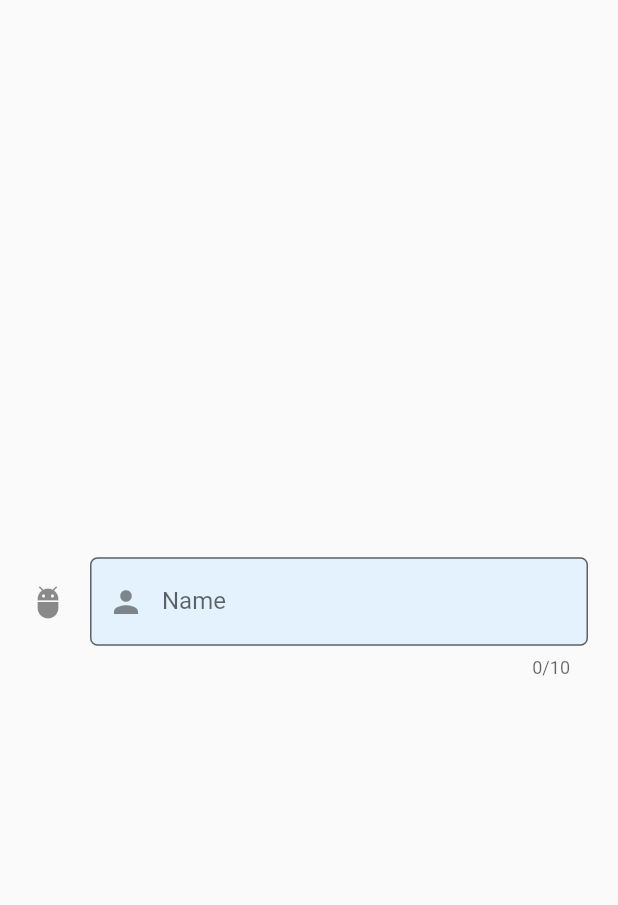
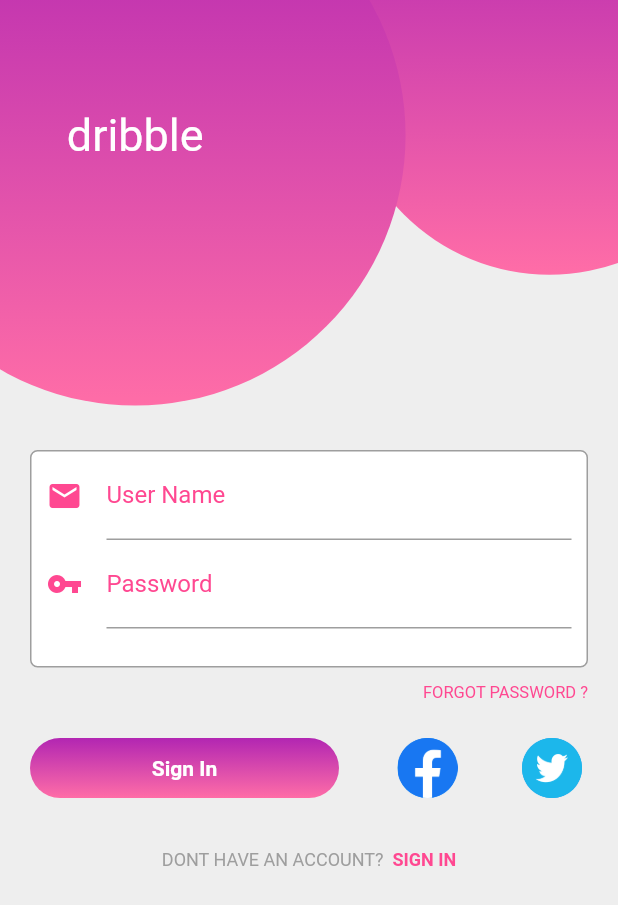
Before and after one commit to subhanassiddik/MyFlutterWidgetsLearn, a Flutter app: the screen it shows after launch, on a phone screen of 412 x 824 dp. Shown: the top 905 px of the screen. Run offline on Flutter 3.47's test engine with Material 2 defaults, Android fonts, the phone set to English and light mode, and no system bars; our stand-ins replace get.

Commit message:
widget : positioned,floating action button,login page

```diff
--- a/lib/1_must_know/3_others/3_more_widgets/2_text_field_decoration.dart
+++ b/lib/1_must_know/3_others/3_more_widgets/2_text_field_decoration.dart
@@ -9,6 +9,7 @@
 //suffix => dibelakang / akhir
 
 class _TextFieldDecorationState extends State<TextFieldDecoration> {
+
   @override
   Widget build(BuildContext context) {
     return Scaffold(
--- /dev/null
+++ b/lib/1_must_know/3_others/3_more_widgets/3_login.dart
@@ -0,0 +1,199 @@
+//sizedBox untuk membungkus widget yang tidak memiliki properti hight dan width
+//positioned =>
+//Floating action button =>
+
+import 'dart:ui';
+
+import 'package:flutter/material.dart';
+
+class Login extends StatefulWidget {
+  @override
+  _LoginState createState() => _LoginState();
+}
+
+class _LoginState extends State<Login> {
+  double getSmallDiameter(BuildContext context) =>
+      MediaQuery.of(context).size.width * 2 / 3;
+  double getBigDiameter(BuildContext context) =>
+      MediaQuery.of(context).size.width * 7 / 8;
+
+  @override
+  Widget build(BuildContext context) {
+    return Scaffold(
+      backgroundColor: Color(0xFFEEEEEE),
+      body: Stack(
+        children: [
+          Positioned(
+            right: -getSmallDiameter(context) / 3,
+            top: -getSmallDiameter(context) / 3,
+            child: Container(
+              height: getSmallDiameter(context),
+              width: getSmallDiameter(context),
+              decoration: BoxDecoration(
+                shape: BoxShape.circle,
+                gradient: LinearGradient(
+                  begin: Alignment.topCenter,
+                  end: Alignment.bottomCenter,
+                  colors: [Color(0xFFB226B2), Color(0XFFFF6DA7)],
+                ),
+              ),
+            ),
+          ),
+          Positioned(
+            left: -getBigDiameter(context) / 4,
+            top: -getBigDiameter(context) / 4,
+            child: Container(
+              child: Center(
+                child: Text(
+                  'dribble',
+                  style: TextStyle(fontSize: 30, color: Colors.white),
+                ),
+              ),
+              height: getBigDiameter(context),
+              width: getBigDiameter(context),
+              decoration: BoxDecoration(
+                shape: BoxShape.circle,
+                gradient: LinearGradient(
+                  begin: Alignment.topCenter,
+                  end: Alignment.bottomCenter,
+                  colors: [Color(0xFFB226B2), Color(0XFFFF6DA7)],
+                ),
+              ),
+            ),
+          ),
+          Positioned(
+            right: -getBigDiameter(context) / 2,
+            bottom: -getBigDiameter(context) / 2,
+            child: Container(
+              height: getBigDiameter(context),
+              width: getBigDiameter(context),
+              decoration: BoxDecoration(
+                shape: BoxShape.circle,
+                color: Color(0xFFF3E9EE),
+              ),
+            ),
+          ),
+          Align(
+            alignment: Alignment.bottomCenter,
+            child: ListView(
+              children: <Widget>[
+                Container(
+                  decoration: BoxDecoration(
+                    color: Colors.white,
+                    border: Border.all(color: Colors.grey),
+                    borderRadius: BorderRadius.circular(5),
+                  ),
+                  margin: EdgeInsets.fromLTRB(20, 300, 20, 10),
+                  padding: EdgeInsets.fromLTRB(10, 0, 10, 25),
+                  child: Column(
+                    children: <Widget>[
+                      TextField(
+                          decoration: InputDecoration(
+                              icon: Icon(Icons.email, color: Color(0xFFFF4891)),
+                              focusedBorder: UnderlineInputBorder(
+                                  borderSide:
+                                      BorderSide(color: Color(0xFFFF4891))),
+                              labelText: 'User Name',
+                              labelStyle: TextStyle(color: Color(0xFFFF4891)))),
+                      TextField(
+                          obscureText: true,
+                          decoration: InputDecoration(
+                              icon:
+                                  Icon(Icons.vpn_key, color: Color(0xFFFF4891)),
+                              focusedBorder: UnderlineInputBorder(
+                                  borderSide:
+                                      BorderSide(color: Color(0xFFFF4891))),
+                              labelText: 'Password',
+                              labelStyle: TextStyle(color: Color(0xFFFF4891)))),
+                    ],
+                  ),
+                ),
+                Align(
+                  alignment: Alignment.bottomRight,
+                  child: Container(
+                    margin: EdgeInsets.fromLTRB(0, 0, 20, 20),
+                    child: Text(
+                      'FORGOT PASSWORD ?',
+                      style: TextStyle(color: Color(0xFFFF4891), fontSize: 11),
+                    ),
+                  ),
+                ),
+                Container(
+                  margin: EdgeInsets.fromLTRB(20, 0, 20, 30),
+                  child: Row(
+                    mainAxisAlignment: MainAxisAlignment.spaceBetween,
+                    children: [
+                      SizedBox(
+                        width: MediaQuery.of(context).size.width * 0.5,
+                        height: 40.0,
+                        child: Container(
+                          child: Material(
+                            borderRadius: BorderRadius.circular(20),
+                            color: Colors.transparent,
+                            child: InkWell(
+                              borderRadius: BorderRadius.circular(20),
+                              splashColor: Colors.amber,
+                              onTap: () {},
+                              child: Center(
+                                child: Text(
+                                  'Sign In',
+                                  style: TextStyle(
+                                      color: Colors.white,
+                                      fontWeight: FontWeight.w700),
+                                ),
+                              ),
+                            ),
+                          ),
+                          decoration: BoxDecoration(
+                            borderRadius: BorderRadius.circular(20),
+                            gradient: LinearGradient(
+                              begin: Alignment.topCenter,
+                              end: Alignment.bottomCenter,
+                              colors: [Color(0xFFB226B2), Color(0XFFFF6DA7)],
+                            ),
+                          ),
+                        ),
+                      ),
+                      FloatingActionButton(
+                        onPressed: () {},
+                        mini: true,
+                        elevation: 0,
+                        child: Image(
+                          image: AssetImage('images/fb.png'),
+                        ),
+                      ),
+                      FloatingActionButton(
+                        onPressed: () {},
+                        mini: true,
+                        elevation: 0,
+                        child: Image(
+                          image: AssetImage('images/twitter.png'),
+                        ),
+                      )
+                    ],
+                  ),
+                ),
+                Row(
+                  mainAxisAlignment: MainAxisAlignment.center,
+                  children: [
+                    Text(
+                      'DONT HAVE AN ACCOUNT?  ',
+                      style: TextStyle(color: Colors.grey, fontSize: 12),
+                    ),
+                    Text(
+                      'SIGN IN',
+                      style: TextStyle(
+                          color: Color(0xFFFF4891),
+                          fontSize: 12,
+                          fontWeight: FontWeight.w700),
+                    )
+                  ],
+                )
+              ],
+            ),
+          )
+        ],
+      ),
+    );
+  }
+}
--- a/lib/main.dart
+++ b/lib/main.dart
@@ -1,5 +1,7 @@
 import 'package:flutter/material.dart';
-import 'package:flutter_widget_learn/1_must_know/3_others/3_more_widgets/2_text_field_decoration.dart';
+import 'package:flutter/services.dart';
+import 'package:flutter_widget_learn/1_must_know/3_others/3_more_widgets/3_login.dart';
+// import 'package:flutter_widget_learn/1_must_know/3_others/3_more_widgets/2_text_field_decoration.dart';
 // import 'package:flutter_widget_learn/1_must_know/3_others/3_more_widgets/1_text_field.dart';
 // import 'package:flutter_widget_learn/1_must_know/3_others/2_responsive_desain/2_mediaquery.dart';
 // import 'package:flutter_widget_learn/1_must_know/3_others/2_responsive_desain/1_flexible.dart';
@@ -24,9 +26,17 @@
 // import 'package:flutter_widget_learn/1_must_know/2_layout/1_text.dart';
 // import 'package:flutter_widget_learn/1_must_know/2_layout/2_row_column.dart';
 
+// agar tampilan tetap potrait
 void main() {
+  WidgetsFlutterBinding.ensureInitialized();
+  SystemChrome.setPreferredOrientations([DeviceOrientation.portraitUp]);
   runApp(MyApp());
 }
+
+//method biasa
+// void main() {
+//   runApp(MyApp());
+// }
 
 class MyApp extends StatelessWidget {
   // This widget is the root of your application.
@@ -68,7 +78,8 @@
           // WidgetFlexible(),
           // WidgetMediaQuery(),
           // WidgetTextField(),
-          TextFieldDecoration(),
+          // TextFieldDecoration(),
+          Login(),
     );
   }
 }
```
Also changed, not shown: images/fb.png (added), images/twitter.png (added).
